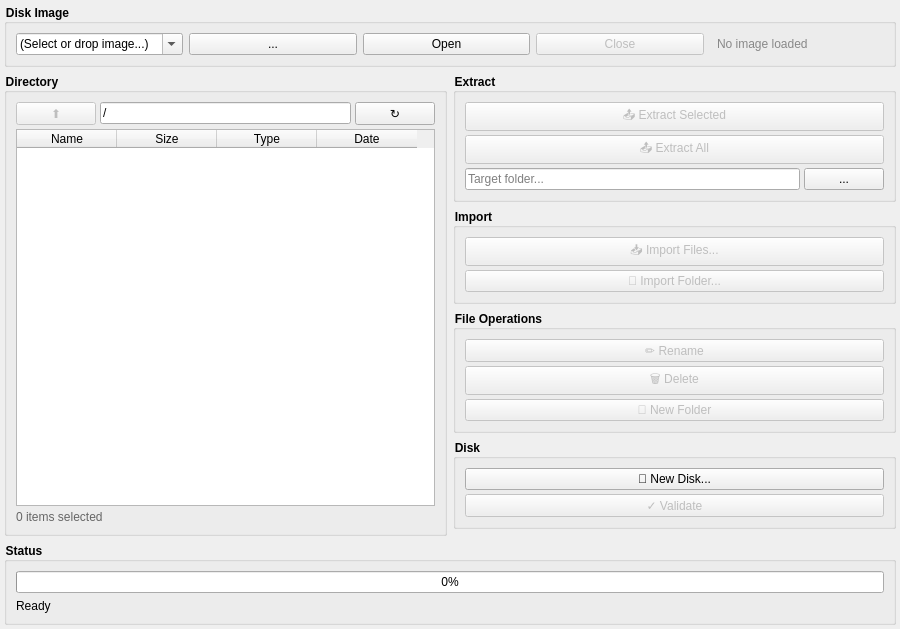
Above: forms/tab_explorer.ui from Axel051171/UnifiedFloppyTool before the change. Below: the same form after it.
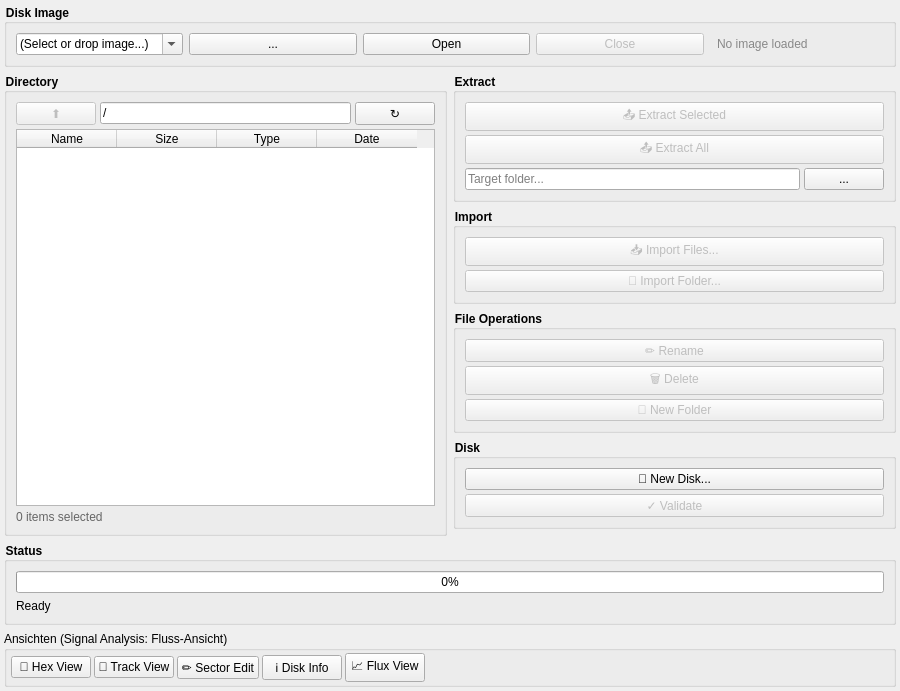
That is the form after the change.

The edit to the form file:
```diff
--- a/forms/tab_explorer.ui
+++ b/forms/tab_explorer.ui
@@ -266,7 +266,78 @@
      </layout>
     </widget>
    </item>
-   
+   <item>
+    <widget class="QGroupBox" name="groupAnsichten">
+     <property name="title">
+      <string>Ansichten (Signal Analysis: Fluss-Ansicht)</string>
+     </property>
+     <layout class="QHBoxLayout" name="rowAnsichten">
+      <property name="leftMargin">
+       <number>4</number>
+      </property>
+      <property name="topMargin">
+       <number>2</number>
+      </property>
+      <property name="rightMargin">
+       <number>4</number>
+      </property>
+      <property name="bottomMargin">
+       <number>2</number>
+      </property>
+      <property name="spacing">
+       <number>3</number>
+      </property>
+      <item>
+       <widget class="QPushButton" name="btnHexView">
+        <property name="text">
+         <string>🔢 Hex View</string>
+        </property>
+       </widget>
+      </item>
+      <item>
+       <widget class="QPushButton" name="btnTrackView">
+        <property name="text">
+         <string>📀 Track View</string>
+        </property>
+       </widget>
+      </item>
+      <item>
+       <widget class="QPushButton" name="btnSectorEdit">
+        <property name="text">
+         <string>✏️ Sector Edit</string>
+        </property>
+       </widget>
+      </item>
+      <item>
+       <widget class="QPushButton" name="btnDiskInfo">
+        <property name="text">
+         <string>ℹ️ Disk Info</string>
+        </property>
+       </widget>
+      </item>
+      <item>
+       <widget class="QPushButton" name="btnFluxView">
+        <property name="text">
+         <string>📈 Flux View</string>
+        </property>
+       </widget>
+      </item>
+      <item>
+       <spacer>
+        <property name="orientation">
+         <enum>Qt::Horizontal</enum>
+        </property>
+        <property name="sizeHint" stdset="0">
+         <size>
+          <width>40</width>
+          <height>20</height>
+         </size>
+        </property>
+       </spacer>
+      </item>
+     </layout>
+    </widget>
+   </item>
   </layout>
  </widget>
  <resources/>
```
Left out of the diff: 388 changed lines with no effect on the pictures.
